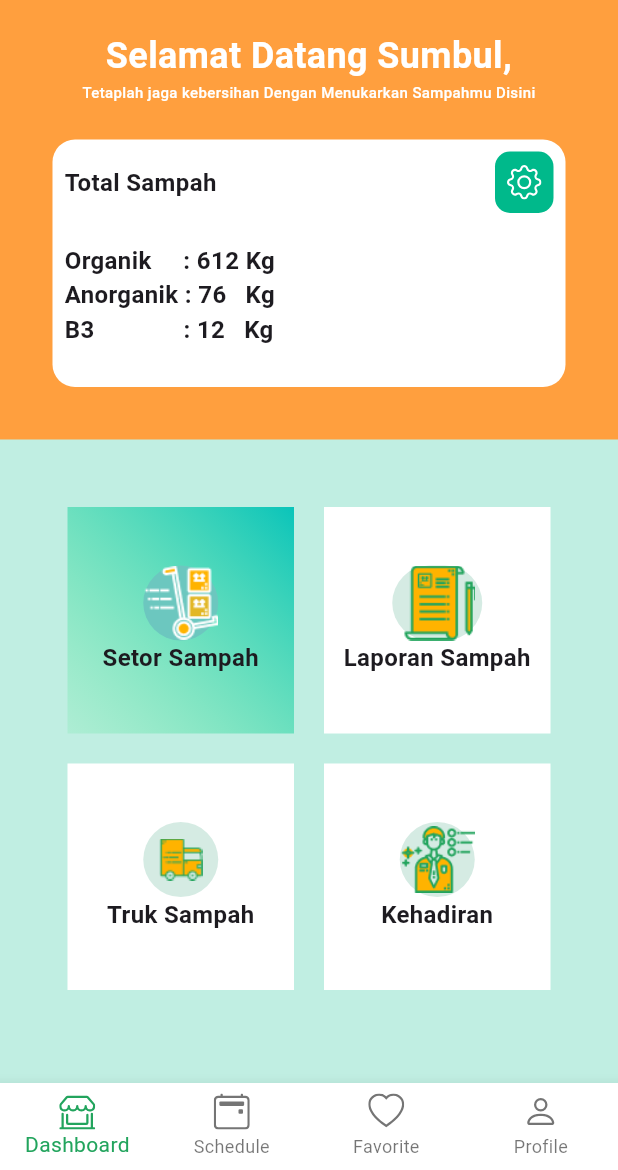
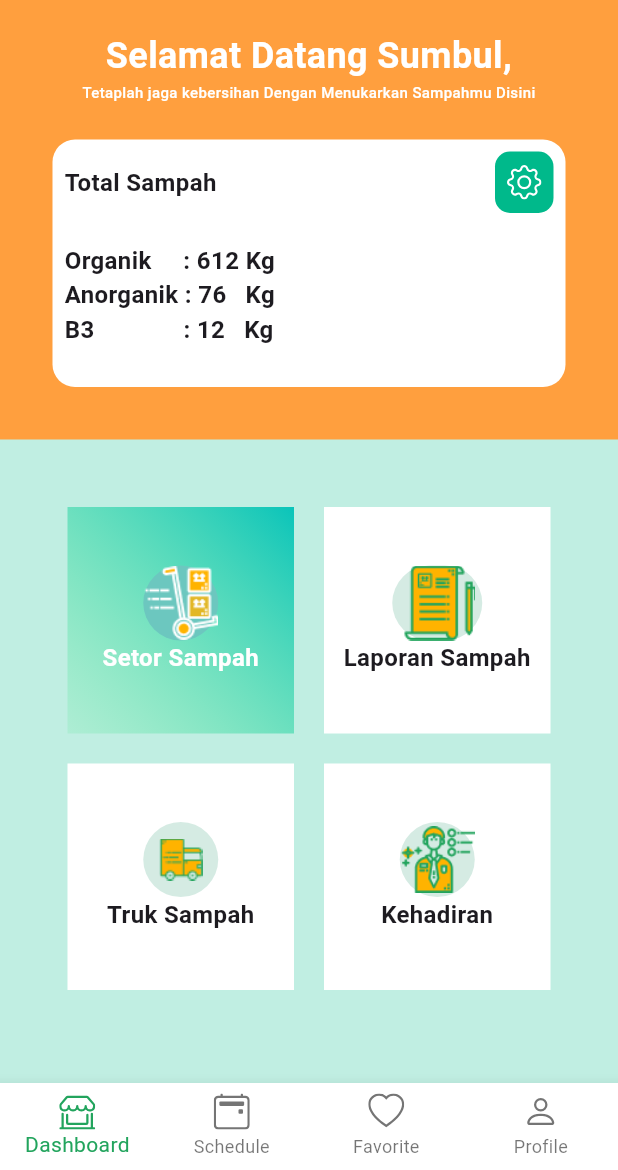
Before and after one commit to aborgas90/Amuts_Project, a Flutter app: the mainMenu screen opened by its route, on a phone screen of 412 x 824 dp, the part 66-1236 px from its top. Run offline on Flutter 3.47's test engine with Material 3 defaults, Android fonts, the phone set to English and light mode, and no system bars; our stand-ins replace bootstrap_icons, popover.

Commit message:
task : ui change color setor sampah

```diff
--- a/lib/ui/MainMenu.dart
+++ b/lib/ui/MainMenu.dart
@@ -193,7 +193,9 @@ class _mainMenu extends State<mainMenu> {
                                 'Setor Sampah',
                                 textAlign: TextAlign.center,
                                 style: TextStyle(
-                                    fontWeight: FontWeight.w600, fontSize: 16),
+                                    fontWeight: FontWeight.w600,
+                                    fontSize: 16,
+                                    color: Colors.white),
                               )
                             ],
                           ),
```
